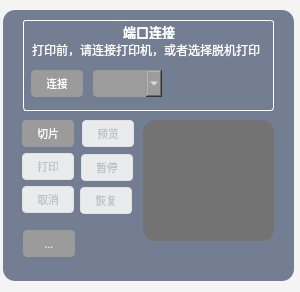
The window that Magic3D/Interface/printedit.ui (PuddingPengChen/Magic3D) describes before a commit, drawn with Qt 5.
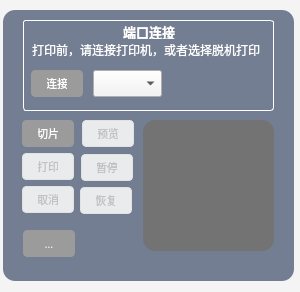
The same window after the commit. Icons and pictures are not drawn.

Commit message:
delete some old code in printedit class
remoe the network code in the printedit . The network comunication will
restruct again.

The edit to the form file:
```diff
--- a/Magic3D/Interface/printedit.ui
+++ b/Magic3D/Interface/printedit.ui
@@ -44,12 +44,7 @@
 	background-color: rgb(116, 126, 146);
 	border-radius: 12px;
 }
-QComboBox
-{
-	border-radius: 4px;
-	background-color: rgb(155, 156, 155);
-	color:rgb(255,255,255);
-}
+
 /*QComboBox::drop-down
 {
 	
@@ -136,7 +131,7 @@
       <x>140</x>
       <y>110</y>
       <width>131</width>
-      <height>121</height>
+      <height>131</height>
      </rect>
     </property>
     <property name="styleSheet">
```
Left out of the diff: 3 changed lines with no effect on the pictures. The commit also changes 3 other files.
